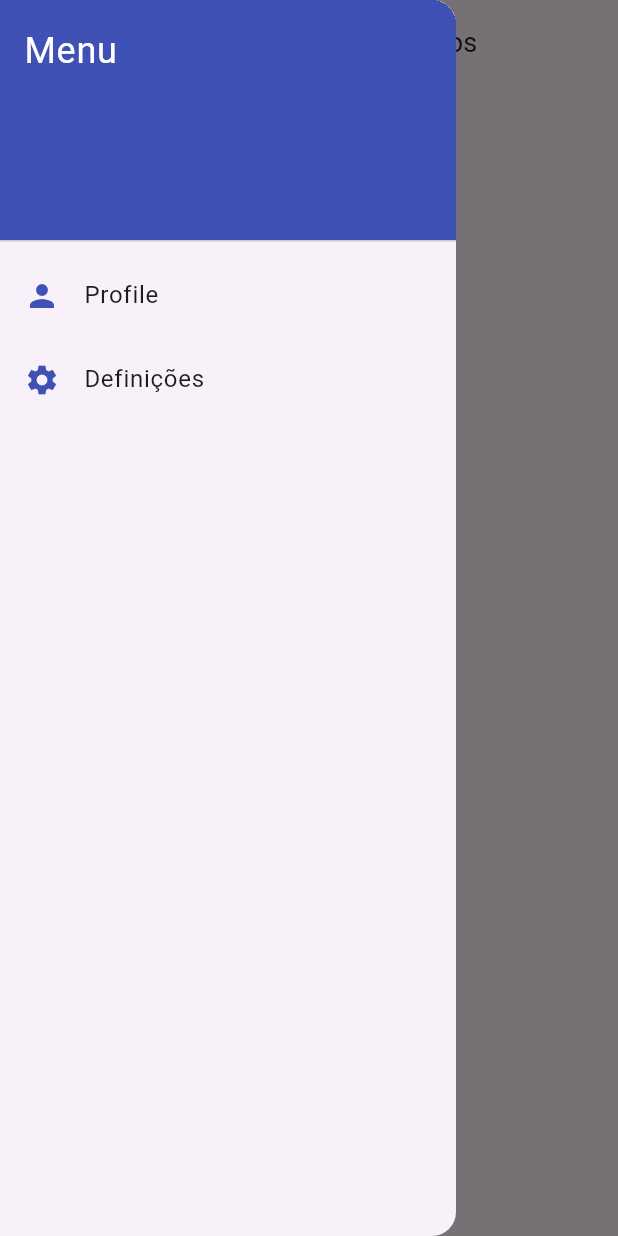
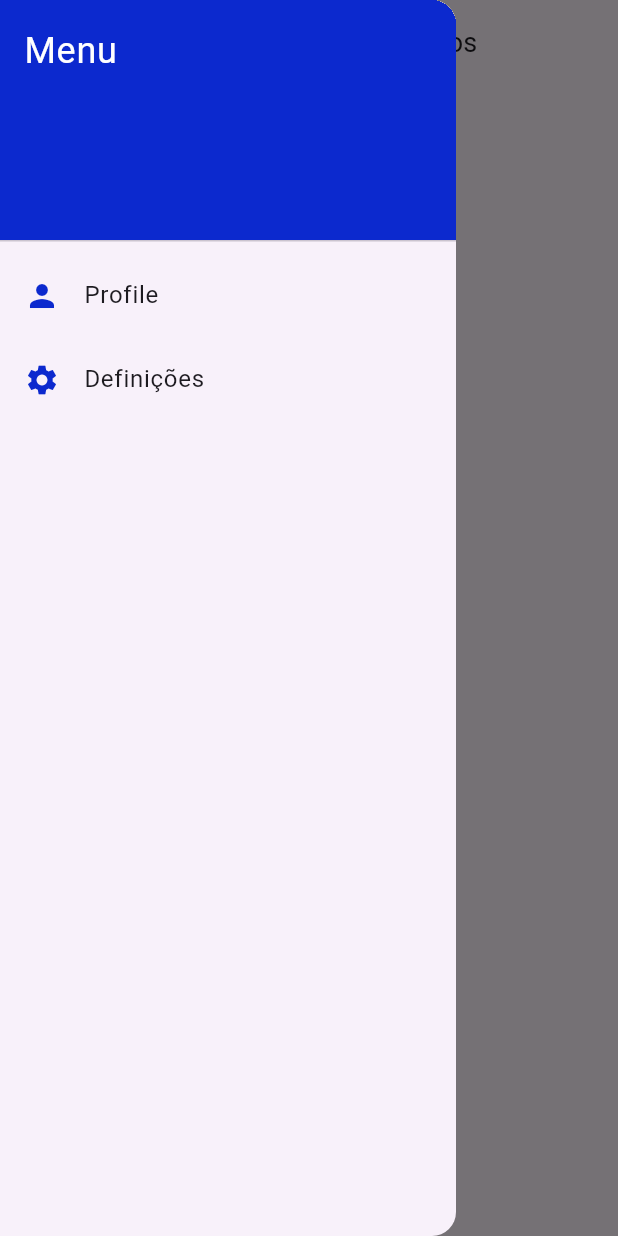
Before and after one commit to goncalooliveira1/PAP, a Flutter app: the AirTravellerHomePage screen opened directly, with the side drawer open, on a phone screen of 412 x 824 dp. Run offline on Flutter 3.47's test engine with Material 3 defaults, Android fonts, the phone set to English and light mode, and no system bars; our stand-ins replace flutter_map, latlong2, shared_preferences; accounts and stored records are empty.

```diff
--- a/airtraveller/lib/pages/mainpage.dart
+++ b/airtraveller/lib/pages/mainpage.dart
@@ -15,7 +15,7 @@ class MyApp extends StatelessWidget {
       title: 'AirTraveller',
       debugShowCheckedModeBanner: false,
       theme: ThemeData(
-        primaryColor: Colors.indigo,
+        primaryColor: const Color.fromARGB(255, 12, 41, 206),
         colorScheme: ColorScheme.fromSwatch(
           primarySwatch: Colors.indigo,
         ).copyWith(secondary: Colors.amberAccent),
@@ -49,14 +49,19 @@ class _AirTravellerHomePageState extends State<AirTravellerHomePage> {
           padding: EdgeInsets.zero,
           children: <Widget>[
             DrawerHeader(
-              decoration: BoxDecoration(color: Colors.indigo),
+              decoration: BoxDecoration(
+                color: const Color.fromARGB(255, 12, 41, 206),
+              ),
               child: Text(
                 'Menu',
                 style: TextStyle(color: Colors.white, fontSize: 24),
               ),
             ),
             ListTile(
-              leading: Icon(Icons.person, color: Colors.indigo),
+              leading: Icon(
+                Icons.person,
+                color: const Color.fromARGB(255, 12, 41, 206),
+              ),
               title: Text('Profile'),
               onTap: () {
                 Navigator.pop(context);
@@ -75,7 +80,10 @@ class _AirTravellerHomePageState extends State<AirTravellerHomePage> {
               },
             ),
             ListTile(
-              leading: Icon(Icons.settings, color: Colors.indigo),
+              leading: Icon(
+                Icons.settings,
+                color: const Color.fromARGB(255, 12, 41, 206),
+              ),
               title: Text('Definições'),
               onTap: () {
                 Navigator.pop(context);
```
Also changed, not shown: airtraveller/lib/pages/mappage.dart (+5 -2 lines).
